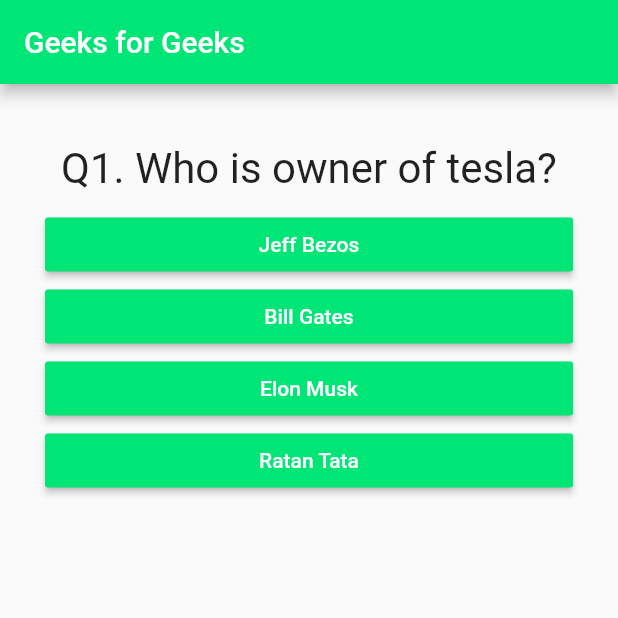
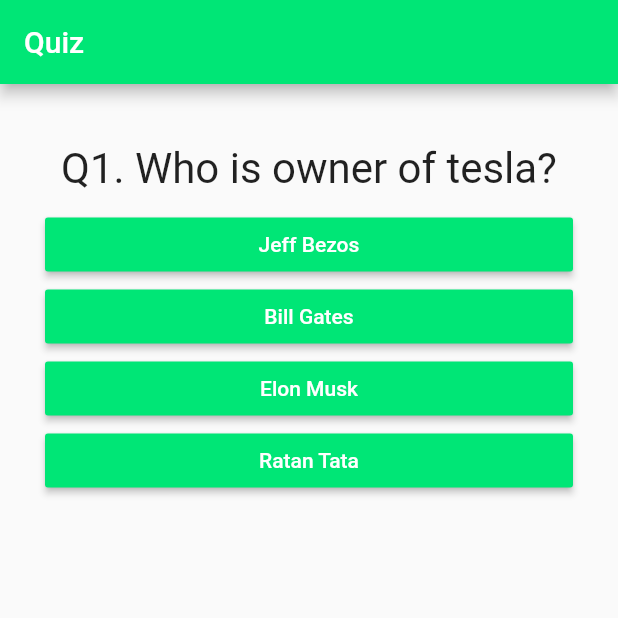
Before and after one commit to rajsaxena0007/assignment, a Flutter app: the screen it shows after launch, on a phone screen of 412 x 824 dp, the top half of it. Run offline on Flutter 3.47's test engine with Material 2 defaults, Android fonts, the phone set to English and light mode, and no system bars.

Commit message:
first commit

```diff
--- a/lib/main.dart
+++ b/lib/main.dart
@@ -96,7 +96,7 @@ class _MyAppState extends State<MyApp> {
     return MaterialApp(
       home: Scaffold(
         appBar: AppBar(
-          title: Text('Geeks for Geeks'),
+          title: Text('Quiz'),
           backgroundColor: Color(0xFF00E676),
         ),
         body: Padding(
```
